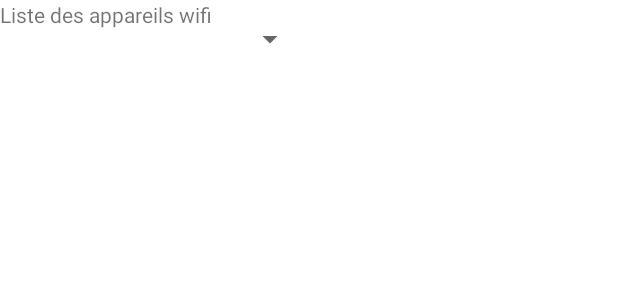
After one commit to simont44/ApplicationAndroid, an Android app: the layout activity_liste_appareil_wifi.xml on its own in the app's theme, with its tools: preview values and no code run, on a phone screen of 412 x 824 dp. The commit adds this screen. Shown: the top 300 px of the screen. Run offline under Robolectric (Android 15) with nearby library versions, the phone set to English and light mode, and no system bars.

Commit message:
Création interface liste appareil wifi

```diff
--- a/app/build.gradle
+++ b/app/build.gradle
@@ -35,8 +35,10 @@ dependencies {
     implementation 'androidx.constraintlayout:constraintlayout:2.0.4'
     implementation 'junit:junit:4.12'
     implementation 'junit:junit:4.12'
-    implementation 'org.junit.jupiter:junit-jupiter'
     testImplementation 'junit:junit:4.+'
     androidTestImplementation 'androidx.test.ext:junit:1.1.2'
     androidTestImplementation 'androidx.test.espresso:espresso-core:3.3.0'
+    implementation 'com.google.android.material:material: 1.2.1'
+    implementation "androidx.constraintlayout:constraintlayout:2.0.2"
+
 }
--- a/app/src/main/AndroidManifest.xml
+++ b/app/src/main/AndroidManifest.xml
@@ -9,10 +9,12 @@
         android:roundIcon="@mipmap/ic_launcher_round"
         android:supportsRtl="true"
         android:theme="@style/Theme.RobotAndroid">
+        <activity android:name=".listeAppareilWifi"></activity>
         <activity android:name=".MainActivity">
             <intent-filter>
-                <action android:name="android.intent.action.MAIN"/>
-                <category android:name="android.intent.category.LAUNCHER"/>
+                <action android:name="android.intent.action.MAIN" />
+
+                <category android:name="android.intent.category.LAUNCHER" />
             </intent-filter>
         </activity>
     </application>
--- /dev/null
+++ b/app/src/main/res/layout/activity_liste_appareil_wifi.xml
@@ -0,0 +1,30 @@
+<?xml version="1.0" encoding="utf-8"?>
+<androidx.constraintlayout.widget.ConstraintLayout xmlns:android="http://schemas.android.com/apk/res/android"
+    xmlns:app="http://schemas.android.com/apk/res-auto"
+    xmlns:tools="http://schemas.android.com/tools"
+    android:layout_width="match_parent"
+    android:layout_height="match_parent"
+    tools:context=".listeAppareilWifi">
+
+    <Spinner
+        android:id="@+id/spinnerRegion"
+        android:layout_width="204dp"
+        android:layout_height="52dp"
+        android:spinnerMode="dropdown"
+        android:outlineAmbientShadowColor="@color/purple_500"
+        tools:ignore="MissingConstraints"
+        tools:layout_editor_absoluteX="103dp"
+        tools:layout_editor_absoluteY="150dp"
+        />
+
+    <TextView
+        android:id="@+id/textView"
+        android:layout_width="253dp"
+        android:layout_height="25dp"
+        android:text="@string/labelSpinnerListeAppareil"
+        tools:ignore="MissingConstraints"
+        tools:layout_editor_absoluteX="79dp"
+        tools:layout_editor_absoluteY="96dp" />
+
+
+</androidx.constraintlayout.widget.ConstraintLayout>
--- a/app/src/main/res/values/strings.xml
+++ b/app/src/main/res/values/strings.xml
@@ -4,4 +4,6 @@
     <string name="identifiant">Identifiant</string>
     <string name="retour">retour</string>
     <string name="password">Mot de passe</string>
+    <string name="labelSpinnerListeAppareil">Liste des appareils wifi</string>
+
 </resources>
--- a/build.gradle
+++ b/build.gradle
@@ -5,7 +5,9 @@ buildscript {
         mavenCentral()
     }
     dependencies {
+        def appcompat_version = "1.2.0"
         classpath "com.android.tools.build:gradle:4.2.1"
+
         // NOTE: Do not place your application dependencies here; they belong
         // in the individual module build.gradle files
     }
@@ -15,7 +17,6 @@ allprojects {
     repositories {
         google()
         mavenCentral()
-        jcenter() // Warning: this repository is going to shut down soon
     }
 }
 
```
Also changed, not shown: app/src/main/java/com/example/robotandroid/MainActivity.java (+13 -4 lines), app/src/main/java/com/example/robotandroid/listeAppareilWifi.java (added, +14 -0 lines), app/src/main/res/layout/activity_main.xml (+13 -7 lines).
